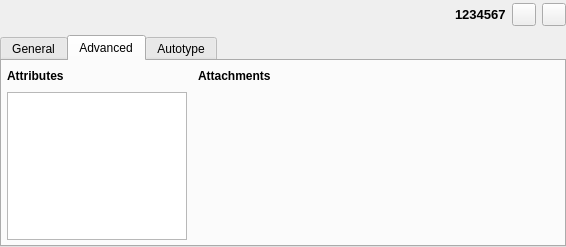
keepassxreboot/keepassxc, file src/gui/EntryPreviewWidget.ui: the form before one commit.
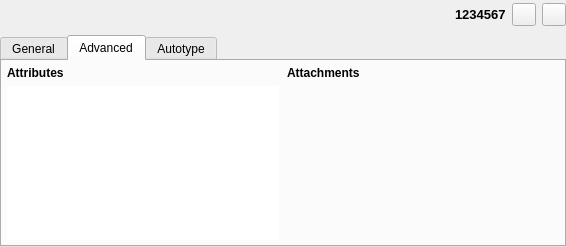
The form after the commit. The open tabs and pages were chosen to show the change. Custom widgets are drawn as their Qt base class.

Commit message:
Add a button to reveal protected attributes in entry preview
Closes #1930

What changed in the file:
```diff
--- a/src/gui/EntryPreviewWidget.ui
+++ b/src/gui/EntryPreviewWidget.ui
@@ -534,71 +534,23 @@
           <attribute name="title">
            <string>Advanced</string>
           </attribute>
-          <layout class="QGridLayout" name="gridLayout_1" rowstretch="0,0" columnstretch="0,1,0,2,0">
+          <layout class="QGridLayout" name="gridLayout_1">
            <property name="leftMargin">
-            <number>0</number>
+            <number>5</number>
            </property>
            <property name="topMargin">
             <number>5</number>
            </property>
            <property name="rightMargin">
-            <number>0</number>
+            <number>5</number>
            </property>
            <property name="bottomMargin">
             <number>5</number>
            </property>
-           <item row="0" column="0">
-            <spacer name="entryAdvancedLeftHorizontalSpacer">
-             <property name="orientation">
-              <enum>Qt::Horizontal</enum>
-             </property>
-             <property name="sizeType">
-              <enum>QSizePolicy::Fixed</enum>
-             </property>
-             <property name="sizeHint" stdset="0">
-              <size>
-               <width>5</width>
-               <height>20</height>
-              </size>
-             </property>
-            </spacer>
-           </item>
+           <property name="horizontalSpacing">
+            <number>8</number>
+           </property>
            <item row="0" column="1">
-            <widget class="QLabel" name="attributesTitleLabel">
-             <property name="sizePolicy">
-              <sizepolicy hsizetype="Minimum" vsizetype="Preferred">
-               <horstretch>0</horstretch>
-               <verstretch>0</verstretch>
-              </sizepolicy>
-             </property>
-             <property name="font">
-              <font>
-               <weight>75</weight>
-               <bold>true</bold>
-              </font>
-             </property>
-             <property name="text">
-              <string>Attributes</string>
-             </property>
-            </widget>
-           </item>
-           <item row="0" column="2">
-            <spacer name="entryAdvancedMiddleHorizontalSpacer">
-             <property name="orientation">
-              <enum>Qt::Horizontal</enum>
-             </property>
-             <property name="sizeType">
-              <enum>QSizePolicy::Fixed</enum>
-             </property>
-             <property name="sizeHint" stdset="0">
-              <size>
-               <width>5</width>
-               <height>20</height>
-              </size>
-             </property>
-            </spacer>
-           </item>
-           <item row="0" column="3">
             <widget class="QLabel" name="attachmentsTitleLabel">
              <property name="sizePolicy">
               <sizepolicy hsizetype="Minimum" vsizetype="Preferred">
@@ -617,86 +569,74 @@
              </property>
             </widget>
            </item>
-           <item row="0" column="4">
-            <spacer name="entryAdvancedRightHorizontalSpacer">
-             <property name="orientation">
-              <enum>Qt::Horizontal</enum>
-             </property>
-             <property name="sizeType">
-              <enum>QSizePolicy::Fixed</enum>
-             </property>
-             <property name="sizeHint" stdset="0">
-              <size>
-               <width>5</width>
-               <height>20</height>
-              </size>
-             </property>
-            </spacer>
-           </item>
-           <item row="1" column="0">
-            <spacer name="entryAdvancedLeftHorizontalSpacer_2">
-             <property name="orientation">
-              <enum>Qt::Horizontal</enum>
-             </property>
-             <property name="sizeType">
-              <enum>QSizePolicy::Fixed</enum>
-             </property>
-             <property name="sizeHint" stdset="0">
-              <size>
-               <width>5</width>
-               <height>20</height>
-              </size>
-             </property>
-            </spacer>
-           </item>
            <item row="1" column="1">
-            <widget class="QTextEdit" name="entryAttributesEdit">
-             <property name="focusPolicy">
-              <enum>Qt::ClickFocus</enum>
-             </property>
-             <property name="readOnly">
-              <bool>true</bool>
-             </property>
-            </widget>
-           </item>
-           <item row="1" column="2">
-            <spacer name="entryAdvancedMiddleHorizontalSpacer_2">
-             <property name="orientation">
-              <enum>Qt::Horizontal</enum>
-             </property>
-             <property name="sizeType">
-              <enum>QSizePolicy::Fixed</enum>
-             </property>
-             <property name="sizeHint" stdset="0">
-              <size>
-               <width>5</width>
-               <height>20</height>
-              </size>
-             </property>
-            </spacer>
-           </item>
-           <item row="1" column="3">
             <widget class="EntryAttachmentsWidget" name="entryAttachmentsWidget" native="true">
+             <property name="sizePolicy">
+              <sizepolicy hsizetype="Expanding" vsizetype="Expanding">
+               <horstretch>0</horstretch>
+               <verstretch>0</verstretch>
+              </sizepolicy>
+             </property>
              <property name="focusPolicy">
               <enum>Qt::ClickFocus</enum>
              </property>
             </widget>
            </item>
-           <item row="1" column="4">
-            <spacer name="entryAdvancedRightHorizontalSpacer_2">
-             <property name="orientation">
-              <enum>Qt::Horizontal</enum>
+           <item row="0" column="0">
+            <widget class="QLabel" name="attributesTitleLabel">
+             <property name="sizePolicy">
+              <sizepolicy hsizetype="Minimum" vsizetype="Preferred">
+               <horstretch>0</horstretch>
+               <verstretch>0</verstretch>
+              </sizepolicy>
              </property>
-             <property name="sizeType">
-              <enum>QSizePolicy::Fixed</enum>
+             <property name="font">
+              <font>
+               <weight>75</weight>
+               <bold>true</bold>
+              </font>
              </property>
-             <property name="sizeHint" stdset="0">
-              <size>
-               <width>5</width>
-               <height>20</height>
-              </size>
+             <property name="text">
+              <string>Attributes</string>
              </property>
-            </spacer>
+            </widget>
+           </item>
+           <item row="1" column="0">
+            <widget class="QTableWidget" name="entryAttributesTable">
+             <property name="focusPolicy">
+              <enum>Qt::NoFocus</enum>
+             </property>
+             <property name="styleSheet">
+              <string notr="true">QTableView::item {padding: 3px;}</string>
+             </property>
+             <property name="frameShape">
+              <enum>QFrame::NoFrame</enum>
+             </property>
+             <property name="editTriggers">
+              <set>QAbstractItemView::NoEditTriggers</set>
+             </property>
+             <property name="showDropIndicator" stdset="0">
+              <bool>false</bool>
+             </property>
+             <property name="selectionMode">
+              <enum>QAbstractItemView::NoSelection</enum>
+             </property>
+             <property name="showGrid">
+              <bool>false</bool>
+             </property>
+             <property name="cornerButtonEnabled">
+              <bool>false</bool>
+             </property>
+             <attribute name="horizontalHeaderVisible">
+              <bool>false</bool>
+             </attribute>
+             <attribute name="horizontalHeaderStretchLastSection">
+              <bool>true</bool>
+             </attribute>
+             <attribute name="verticalHeaderVisible">
+              <bool>false</bool>
+             </attribute>
+            </widget>
            </item>
           </layout>
          </widget>
```
Left out of the diff: 6 changed lines with no effect on the pictures. The commit also changes 1 other file.
